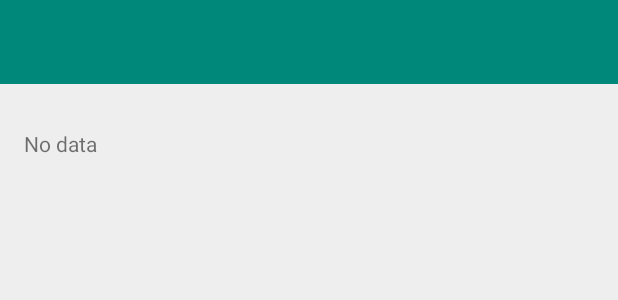
After one commit to Mikazukittp/MiraiNikki, an Android app: the layout activity_create_plan.xml on its own in the app's theme, with its tools: preview values and no code run, on a phone screen of 412 x 824 dp. The commit adds this screen. Shown: the top 300 px of the screen. Run offline under Robolectric (Android 15) with nearby library versions, the phone set to English and light mode, and no system bars.

Commit message:
create createPlanView

```diff
--- /dev/null
+++ b/android/app/src/main/res/layout/activity_create_plan.xml
@@ -0,0 +1,29 @@
+<FrameLayout xmlns:android="http://schemas.android.com/apk/res/android"
+    xmlns:tools="http://schemas.android.com/tools"
+    android:layout_width="match_parent"
+    android:layout_height="match_parent"
+    tools:context="app.android.mikazuki.ttp.mirainikki.CreatePlan">
+
+    <LinearLayout xmlns:tools="http://schemas.android.com/tools"
+        android:layout_width="match_parent"
+        android:layout_height="match_parent"
+        android:orientation="vertical"
+        tools:context="app.android.mikazuki.ttp.mirainikki.DiaryList">
+
+        <TextView
+            android:id="@+id/inputDate"
+            android:layout_width="match_parent"
+            android:layout_height="wrap_content"
+            android:layout_marginTop="70dp"
+            android:padding="16dp"
+            android:text="No data" />
+
+    </LinearLayout>
+
+    <android.support.v7.widget.Toolbar
+        android:id="@+id/tool_bar"
+        android:layout_width="match_parent"
+        android:layout_height="wrap_content"
+        android:background="?attr/colorPrimary"
+        android:minHeight="?attr/actionBarSize" />
+</FrameLayout>
--- a/android/app/src/main/res/values/strings.xml
+++ b/android/app/src/main/res/values/strings.xml
@@ -3,4 +3,5 @@
     <string name="hello_world">Hello world!</string>
     <string name="action_settings">Settings</string>
     <string name="title_activity_diary_list">diaryList</string>
+    <string name="title_activity_create_plan">CreatePlan</string>
 </resources>
```
Also changed, not shown: android/app/src/main/AndroidManifest.xml (+8 -4 lines), android/app/src/main/java/app/android/mikazuki/ttp/mirainikki/CreatePlan.java (added, +38 -0 lines), android/app/src/main/res/menu/menu_create_plan.xml (added, +7 -0 lines).
